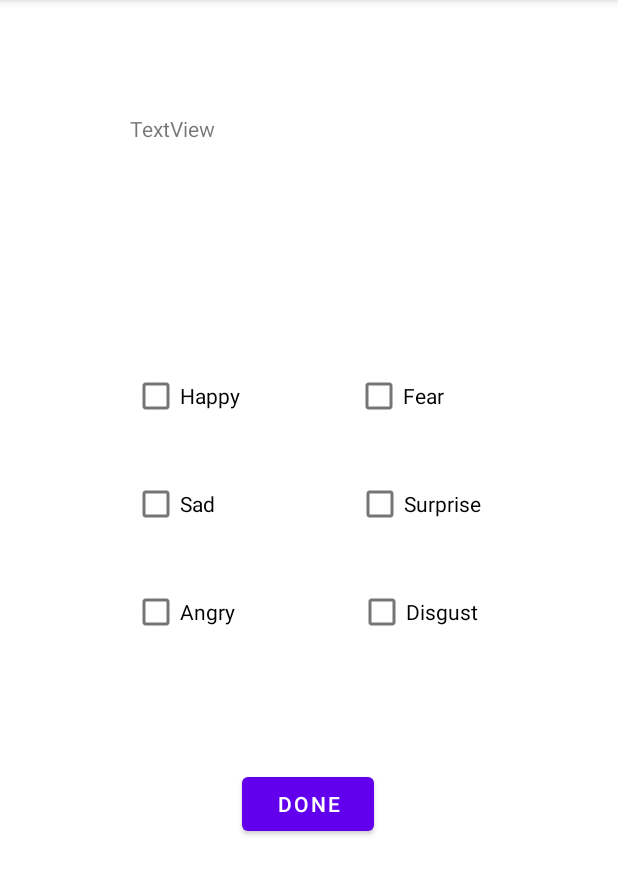
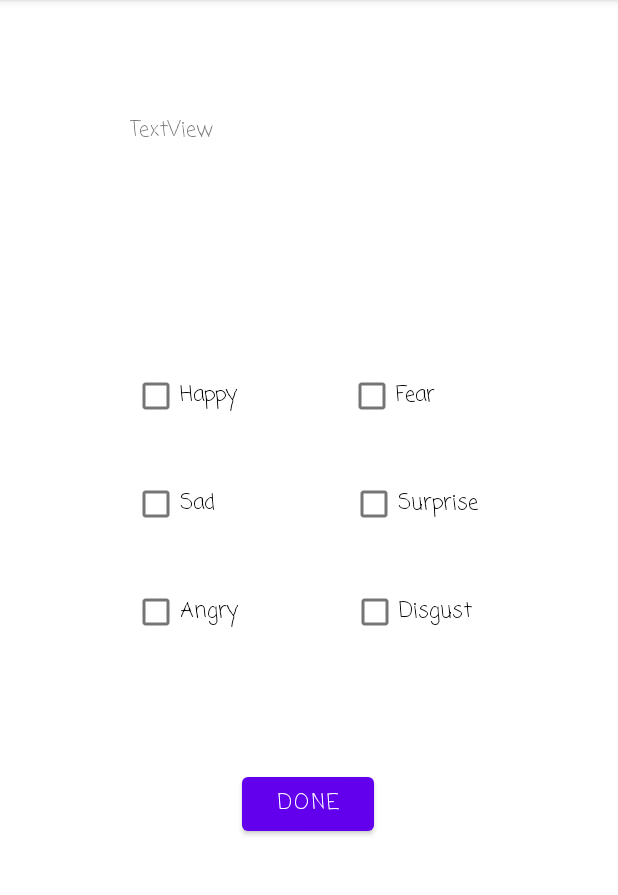
Before and after one commit to helen-li/thoughtsloth, an Android app: the Checkboxes screen opened directly, with no data from a screen before it, on a phone screen of 412 x 824 dp, the part 84-979 px from its top. Run offline under Robolectric (Android 15) with nearby library versions, the phone set to English and light mode, and no system bars.

Commit message:
Style changes

```diff
--- a/app/src/main/res/layout/activity_calendar.xml
+++ b/app/src/main/res/layout/activity_calendar.xml
@@ -4,6 +4,7 @@
     xmlns:tools="http://schemas.android.com/tools"
     android:layout_width="match_parent"
     android:layout_height="match_parent"
+    android:background="#F6CF96"
     tools:context=".CalendarActivity">
 
     <com.prolificinteractive.materialcalendarview.MaterialCalendarView
@@ -17,7 +18,7 @@
         app:layout_constraintHorizontal_bias="0.0"
         app:layout_constraintStart_toStartOf="parent"
         app:layout_constraintTop_toTopOf="parent"
-        app:mcv_selectionColor="#0000FF"
+        app:mcv_selectionColor="#F6CF96"
         app:mcv_showOtherDates="all" />
 
     <com.google.android.material.floatingactionbutton.ExtendedFloatingActionButton
@@ -27,6 +28,7 @@
         android:layout_margin="16dp"
         android:clickable="true"
         android:text="New Entry"
+        android:fontFamily="casual"
         app:icon="@android:drawable/ic_input_add"
         app:layout_constraintBottom_toBottomOf="parent"
         app:layout_constraintEnd_toEndOf="parent"
@@ -41,6 +43,7 @@
         android:layout_height="wrap_content"
         android:layout_marginStart="32dp"
         android:layout_marginTop="16dp"
+        android:fontFamily="casual"
         android:text="Analyze"
         app:layout_constraintEnd_toStartOf="@+id/addEntry"
         app:layout_constraintHorizontal_bias="0.0"
--- a/app/src/main/res/layout/activity_checkboxes.xml
+++ b/app/src/main/res/layout/activity_checkboxes.xml
@@ -8,31 +8,34 @@
 
     <CheckBox
         android:id="@+id/happyBox"
-        android:layout_width="85dp"
+        android:layout_width="90dp"
         android:layout_height="48dp"
         android:layout_marginStart="88dp"
         android:layout_marginTop="240dp"
         android:text="Happy"
+        android:fontFamily="casual"
         app:layout_constraintStart_toStartOf="parent"
         app:layout_constraintTop_toTopOf="parent" />
 
     <CheckBox
         android:id="@+id/sadBox"
-        android:layout_width="85dp"
+        android:layout_width="90dp"
         android:layout_height="48dp"
         android:layout_marginStart="88dp"
         android:layout_marginTop="24dp"
         android:text="Sad"
+        android:fontFamily="casual"
         app:layout_constraintStart_toStartOf="parent"
         app:layout_constraintTop_toBottomOf="@+id/happyBox" />
 
     <CheckBox
         android:id="@+id/angryBox"
-        android:layout_width="85dp"
+        android:layout_width="90dp"
         android:layout_height="48dp"
         android:layout_marginStart="88dp"
         android:layout_marginTop="24dp"
         android:text="Angry"
+        android:fontFamily="casual"
         app:layout_constraintStart_toStartOf="parent"
         app:layout_constraintTop_toBottomOf="@+id/sadBox" />
 
@@ -41,6 +44,7 @@
         android:layout_width="wrap_content"
         android:layout_height="wrap_content"
         android:text="Done"
+        android:fontFamily="casual"
         app:layout_constraintBottom_toBottomOf="parent"
         app:layout_constraintEnd_toEndOf="parent"
         app:layout_constraintHorizontal_bias="0.498"
@@ -50,11 +54,12 @@
 
     <CheckBox
         android:id="@+id/fearBox"
-        android:layout_width="85dp"
+        android:layout_width="90dp"
         android:layout_height="48dp"
         android:layout_marginTop="240dp"
         android:layout_marginEnd="88dp"
         android:text="Fear"
+        android:fontFamily="casual"
         app:layout_constraintEnd_toEndOf="parent"
         app:layout_constraintHorizontal_bias="0.969"
         app:layout_constraintStart_toEndOf="@+id/happyBox"
@@ -62,10 +67,11 @@
 
     <CheckBox
         android:id="@+id/surpriseBox"
-        android:layout_width="85dp"
+        android:layout_width="90dp"
         android:layout_height="48dp"
         android:layout_marginTop="24dp"
         android:layout_marginEnd="88dp"
+        android:fontFamily="casual"
         android:text="Surprise"
         app:layout_constraintEnd_toEndOf="parent"
         app:layout_constraintHorizontal_bias="0.984"
@@ -74,11 +80,12 @@
 
     <CheckBox
         android:id="@+id/disgustBox"
-        android:layout_width="85dp"
+        android:layout_width="90dp"
         android:layout_height="48dp"
         android:layout_marginTop="24dp"
         android:layout_marginEnd="88dp"
         android:text="Disgust"
+        android:fontFamily="casual"
         app:layout_constraintEnd_toEndOf="parent"
         app:layout_constraintHorizontal_bias="1.0"
         app:layout_constraintStart_toEndOf="@+id/angryBox"
@@ -90,6 +97,7 @@
         android:layout_height="113dp"
         android:layout_marginTop="76dp"
         android:text="TextView"
+        android:fontFamily="casual"
         app:layout_constraintEnd_toEndOf="parent"
         app:layout_constraintHorizontal_bias="0.498"
         app:layout_constraintStart_toStartOf="parent"
--- a/app/src/main/res/layout/activity_graph.xml
+++ b/app/src/main/res/layout/activity_graph.xml
@@ -10,6 +10,7 @@
         android:id="@+id/lineChart"
         android:layout_width="413dp"
         android:layout_height="285dp"
+        android:fontFamily="casual"
         app:layout_constraintBottom_toBottomOf="parent"
         app:layout_constraintEnd_toEndOf="parent"
         app:layout_constraintStart_toStartOf="parent"
@@ -21,6 +22,7 @@
         android:layout_height="wrap_content"
         android:layout_marginTop="68dp"
         android:text="Back to Calendar"
+        android:fontFamily="casual"
         app:layout_constraintEnd_toEndOf="parent"
         app:layout_constraintHorizontal_bias="0.498"
         app:layout_constraintStart_toStartOf="parent"
--- a/app/src/main/res/layout/activity_input.xml
+++ b/app/src/main/res/layout/activity_input.xml
@@ -10,6 +10,7 @@
         android:layout_width="wrap_content"
         android:layout_height="wrap_content"
         android:gravity="center"
+        android:fontFamily="casual"
         android:text="Please tell us what's happened today! \n Don't worry, Bullet Sloth will be listening."
         app:layout_constraintBottom_toBottomOf="parent"
         app:layout_constraintEnd_toEndOf="parent"
@@ -23,6 +24,7 @@
         android:layout_height="wrap_content"
         android:ems="10"
         android:hint="Type here!"
+        android:fontFamily="casual"
         android:inputType="textPersonName"
         app:layout_constraintBottom_toBottomOf="parent"
         app:layout_constraintEnd_toEndOf="parent"
@@ -36,6 +38,7 @@
         android:layout_width="wrap_content"
         android:layout_height="wrap_content"
         android:text="Save"
+        android:fontFamily="casual"
         app:layout_constraintBottom_toBottomOf="parent"
         app:layout_constraintEnd_toEndOf="parent"
         app:layout_constraintStart_toStartOf="parent"
@@ -47,6 +50,7 @@
         android:layout_width="wrap_content"
         android:layout_height="wrap_content"
         android:layout_marginTop="32dp"
+        android:fontFamily="casual"
         android:text="Use Checkboxes Instead!"
         app:layout_constraintEnd_toEndOf="parent"
         app:layout_constraintStart_toStartOf="parent"
```
Also changed, not shown: app/src/main/res/layout/activity_main.xml (+6 -2 lines).
